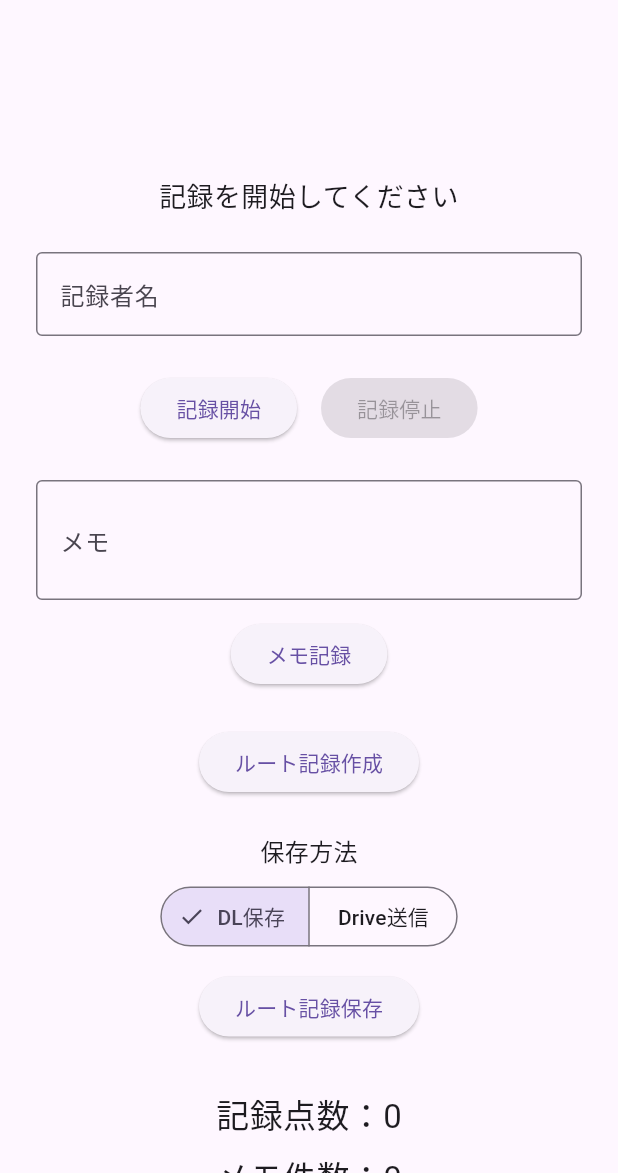
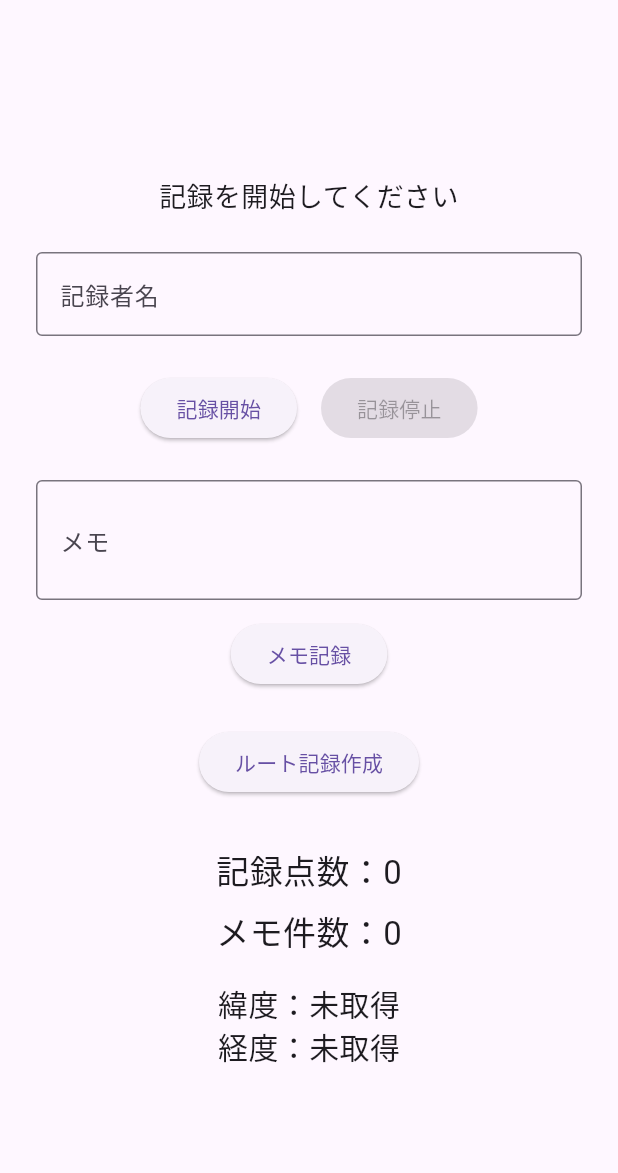
Before and after one commit to Yuheiuem/machiaruki_app, a Flutter app: the screen it shows after launch, on a phone screen of 412 x 824 dp, the part 63-1236 px from its top. Run offline on Flutter 3.47's test engine with Material 3 defaults, Android fonts, the light colour scheme and no system bars; our stand-ins replace geolocator; missing offline and left inert: dart:html.

Commit message:
保存ボタンの表示タイミングを調整

```diff
--- a/lib/main.dart
+++ b/lib/main.dart
@@ -398,6 +398,7 @@ class _MachiarukiAppState extends State<MachiarukiApp> {
                     child: const Text('ルート記録作成'),
                   ),
 
+                  if (geoJsonText.isNotEmpty) ...[
   const SizedBox(height: 24),
 
   const Text(
@@ -411,7 +412,7 @@ class _MachiarukiAppState extends State<MachiarukiApp> {
     segments: const [
       ButtonSegment<String>(
         value: 'download',
-                        label: Text('DL保存'),
+        label: Text('端末保存'),
       ),
       ButtonSegment<String>(
         value: 'googleDrive',
@@ -432,6 +433,7 @@ class _MachiarukiAppState extends State<MachiarukiApp> {
     onPressed: isRecording ? null : saveRouteRecord,
     child: const Text('ルート記録保存'),
   ),
+],
 
                   const SizedBox(height: 32),
 
```
Lines whose indentation alone changed are shown as unchanged.
